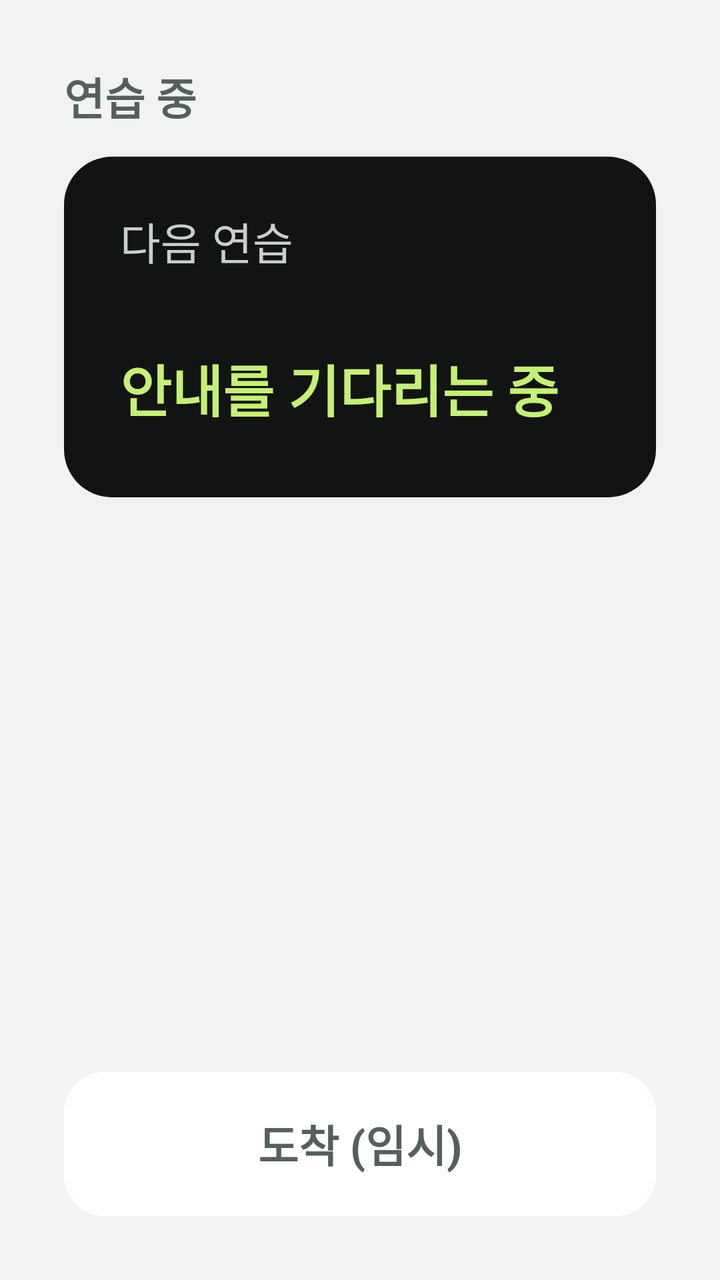
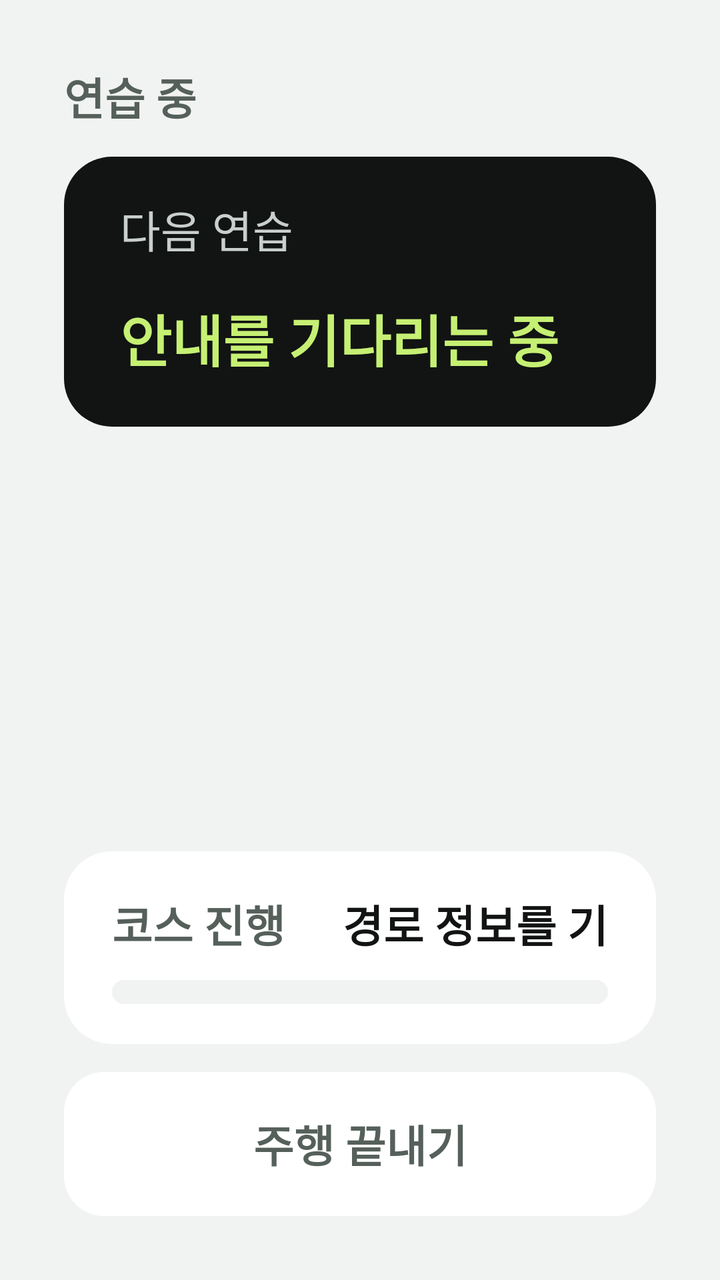

An Android layout rendered at two revisions. The XML below is the earlier revision; the diff shows what the commit changed to produce the second picture.
<!-- AndroidManifest.xml: application theme Theme.Jeonunbochocar -->
<!-- res/layout/screen_drive.xml -->
<?xml version="1.0" encoding="utf-8"?>
<LinearLayout xmlns:android="http://schemas.android.com/apk/res/android"
    android:layout_width="match_parent"
    android:layout_height="match_parent"
    android:orientation="vertical"
    android:padding="32dp">

    <TextView
        android:id="@+id/driveCourse"
        style="@style/Jb.Label"
        android:text="연습 중" />

    
    <LinearLayout
        android:id="@+id/practiceFar"
        android:layout_width="match_parent"
        android:layout_height="wrap_content"
        android:layout_marginTop="14dp"
        android:background="@drawable/bg_block"
        android:backgroundTint="@color/jb_ink"
        android:orientation="vertical"
        android:paddingHorizontal="28dp"
        android:paddingVertical="26dp">

        <TextView
            android:layout_width="wrap_content"
            android:layout_height="wrap_content"
            android:text="다음 연습"
            android:textColor="@color/jb_on_ink_secondary"
            android:textSize="22sp" />

        <LinearLayout
            android:layout_width="match_parent"
            android:layout_height="wrap_content"
            android:layout_marginTop="6dp"
            android:orientation="horizontal">

            <TextView
                android:id="@+id/farTitle"
                android:layout_width="0dp"
                android:layout_height="wrap_content"
                android:layout_weight="1"
                android:text="안내를 기다리는 중"
                android:textColor="@color/jb_lime"
                android:textSize="28sp"
                android:textStyle="bold" />

            <TextView
                android:id="@+id/farDistance"
                android:layout_width="wrap_content"
                android:layout_height="wrap_content"
                android:layout_marginStart="16dp"
                android:textColor="@color/jb_on_ink"
                android:textSize="60sp"
                android:textStyle="bold" />
        </LinearLayout>
    </LinearLayout>

    
    <LinearLayout
        android:id="@+id/practiceCard"
        android:layout_width="match_parent"
        android:layout_height="wrap_content"
        android:background="@drawable/bg_block"
        android:backgroundTint="@color/jb_lime"
        android:orientation="vertical"
        android:padding="28dp"
        android:visibility="gone">

        <TextView
            android:id="@+id/nearCourse"
            style="@style/Jb.OnBlock" />

        <LinearLayout
            android:layout_width="wrap_content"
            android:layout_height="wrap_content"
            android:orientation="horizontal">

            <TextView
                android:id="@+id/nextDistance"
                style="@style/Jb.OnBlock"
                android:includeFontPadding="false"
                android:letterSpacing="-0.06"
                android:textSize="200sp" />

            <TextView
                android:id="@+id/nextUnit"
                style="@style/Jb.OnBlock"
                android:layout_marginStart="8dp"
                android:textSize="64sp" />
        </LinearLayout>

        <TextView
            android:id="@+id/nextPoint"
            style="@style/Jb.OnBlock"
            android:layout_marginBottom="12dp"
            android:textSize="60sp" />

        <LinearLayout
            android:id="@+id/coachRows"
            android:layout_width="match_parent"
            android:layout_height="wrap_content"
            android:orientation="vertical" />
    </LinearLayout>

    <Space style="@style/Jb.Fill" />

    <LinearLayout
        android:id="@+id/lanePrepCard"
        android:layout_width="match_parent"
        android:layout_height="wrap_content"
        android:layout_marginTop="14dp"
        android:background="@drawable/bg_block"
        android:backgroundTint="@color/jb_sky"
        android:orientation="vertical"
        android:paddingHorizontal="28dp"
        android:paddingVertical="24dp"
        android:visibility="gone">

        <TextView
            style="@style/Jb.OnBlock"
            android:text="차선 준비" />

        <TextView
            android:id="@+id/lanePrepTurn"
            style="@style/Jb.OnBlock"
            android:layout_marginTop="6dp"
            android:textSize="36sp" />

        <TextView
            android:id="@+id/lanePrepAdvice"
            style="@style/Jb.OnBlock"
            android:textSize="24sp" />
    </LinearLayout>

    <Button
        android:id="@+id/btnArrive"
        android:layout_width="match_parent"
        android:layout_height="72dp"
        android:layout_marginTop="14dp"
        android:text="도착 (임시)"
        android:textColor="@color/jb_text_secondary" />
</LinearLayout>
<!-- resources referenced by this layout -->
<resources>
  <color name="jb_ink">#111413</color>
  <color name="jb_lime">#C6F073</color>
  <color name="jb_on_ink">#F1F3F2</color>
  <color name="jb_on_ink_secondary">#C9CFCC</color>
  <color name="jb_sky">#A2E6FF</color>
  <color name="jb_text_secondary">#56605B</color>
  <!-- drawable bg_block (drawable) -->
  <?xml version="1.0" encoding="utf-8"?>
  <shape xmlns:android="http://schemas.android.com/apk/res/android">
      <solid android:color="@color/white" />
      <corners android:radius="24dp" />
  </shape>
  <style name="Jb.Fill" parent="">
          <item name="android:layout_width">match_parent</item>
          <item name="android:layout_height">0dp</item>
          <item name="android:layout_weight">1</item>
      </style>
  <style name="Jb.Label" parent="">
          <item name="android:layout_width">wrap_content</item>
          <item name="android:layout_height">wrap_content</item>
          <item name="android:textColor">@color/jb_text_secondary</item>
          <item name="android:textSize">22sp</item>
          <item name="android:textStyle">bold</item>
      </style>
  <style name="Jb.OnBlock" parent="">
          <item name="android:layout_width">wrap_content</item>
          <item name="android:layout_height">wrap_content</item>
          <item name="android:textColor">@color/jb_on_block</item>
          <item name="android:textSize">22sp</item>
          <item name="android:textStyle">bold</item>
      </style>
  <style name="Theme.Jeonunbochocar" parent="Theme.MaterialComponents.DayNight.NoActionBar">
          <item name="colorPrimary">@color/jb_primary</item>
          <item name="colorPrimaryVariant">@color/jb_primary</item>
          <item name="colorOnPrimary">@color/jb_on_primary</item>
          <item name="colorSecondary">@color/jb_primary</item>
          <item name="colorOnSecondary">@color/jb_on_primary</item>
          <item name="android:textColorPrimary">@color/jb_text</item>
          <item name="android:textColorSecondary">@color/jb_text_secondary</item>
          <item name="android:windowBackground">@color/jb_background</item>
          <item name="android:statusBarColor">@color/jb_background</item>
          <item name="android:windowLightStatusBar">@bool/jb_light_bars</item>
          <item name="android:textViewStyle">@style/Jb.Text</item>
          <item name="materialButtonStyle">@style/Jb.Button</item>
      </style>
  <color name="white">#FFFFFFFF</color>
  <color name="jb_on_block">#111413</color>
  <color name="jb_primary">#111413</color>
  <color name="jb_on_primary">#F1F3F2</color>
  <color name="jb_text">#111413</color>
  <color name="jb_background">#F1F3F2</color>
  <style name="Jb.Text" parent="Widget.AppCompat.TextView">
          <item name="android:textColor">@color/jb_text</item>
      </style>
  <style name="Jb.Button" parent="Widget.MaterialComponents.Button.UnelevatedButton">
          <item name="backgroundTint">@color/jb_surface</item>
          <item name="android:textColor">@color/jb_text</item>
          <item name="android:textSize">22sp</item>
          <item name="android:textStyle">bold</item>
          <item name="android:textAllCaps">false</item>
          <item name="android:letterSpacing">0</item>
          <item name="cornerRadius">20dp</item>
          <item name="android:insetTop">0dp</item>
          <item name="android:insetBottom">0dp</item>
      </style>
  <color name="jb_surface">#FFFFFF</color>
</resources>

<!-- the commit's change to res/layout/screen_drive.xml (unified diff, before → after) -->
@@ -1,5 +1,6 @@
 <?xml version="1.0" encoding="utf-8"?>
 <LinearLayout xmlns:android="http://schemas.android.com/apk/res/android"
+    xmlns:app="http://schemas.android.com/apk/res-auto"
     android:layout_width="match_parent"
     android:layout_height="match_parent"
     android:orientation="vertical"
@@ -8,129 +9,222 @@
     <TextView
         android:id="@+id/driveCourse"
         style="@style/Jb.Label"
+        android:maxLines="1"
+        android:ellipsize="end"
         android:text="연습 중" />
+
+    <ScrollView
+        android:layout_width="match_parent"
+        android:layout_height="0dp"
+        android:layout_marginTop="14dp"
+        android:layout_weight="1">
+
+        <LinearLayout
+            android:layout_width="match_parent"
+            android:layout_height="wrap_content"
+            android:orientation="vertical">
+
+            
+            <LinearLayout
+                android:id="@+id/nowCard"
+                android:layout_width="match_parent"
+                android:layout_height="wrap_content"
+                android:layout_marginBottom="14dp"
+                android:background="@drawable/bg_block"
+                android:backgroundTint="@color/jb_sky"
+                android:orientation="vertical"
+                android:paddingHorizontal="28dp"
+                android:paddingVertical="20dp"
+                android:visibility="gone">
+
+                <TextView
+                    style="@style/Jb.OnBlock"
+                    android:text="지금 할 일" />
+
+                <LinearLayout
+                    android:layout_width="wrap_content"
+                    android:layout_height="wrap_content"
+                    android:orientation="horizontal">
+
+                    <TextView
+                        android:id="@+id/nowDistance"
+                        style="@style/Jb.OnBlock"
+                        android:includeFontPadding="false"
+                        android:letterSpacing="-0.05"
+                        android:textSize="88sp" />
+
+                    <TextView
+                        android:id="@+id/nowUnit"
+                        style="@style/Jb.OnBlock"
+                        android:layout_marginStart="6dp"
+                        android:textSize="36sp" />
+                </LinearLayout>
+
+                <TextView
+                    android:id="@+id/nowTurn"
+                    style="@style/Jb.OnBlock"
+                    android:textSize="44sp" />
+
+                <TextView
+                    android:id="@+id/nowAdvice"
+                    style="@style/Jb.OnBlock"
+                    android:layout_width="match_parent"
+                    android:layout_marginTop="10dp"
+                    android:background="@drawable/bg_tag"
+                    android:gravity="center_vertical"
+                    android:minHeight="60dp"
+                    android:paddingHorizontal="20dp"
+                    android:paddingVertical="10dp"
+                    android:textSize="24sp" />
+            </LinearLayout>
+
+            
+            <LinearLayout
+                android:id="@+id/practiceFar"
+                android:layout_width="match_parent"
+                android:layout_height="wrap_content"
+                android:background="@drawable/bg_block"
+                android:backgroundTint="@color/jb_ink"
+                android:orientation="vertical"
+                android:paddingHorizontal="28dp"
+                android:paddingVertical="20dp">
+
+                <TextView
+                    android:layout_width="wrap_content"
+                    android:layout_height="wrap_content"
+                    android:text="다음 연습"
+                    android:textColor="@color/jb_on_ink_secondary"
+                    android:textSize="22sp" />
+
+                <LinearLayout
+                    android:layout_width="match_parent"
+                    android:layout_height="wrap_content"
+                    android:layout_marginTop="4dp"
+                    android:orientation="horizontal">
+
+                    <TextView
+                        android:id="@+id/farTitle"
+                        android:layout_width="0dp"
+                        android:layout_height="wrap_content"
+                        android:layout_weight="1"
+                        android:text="안내를 기다리는 중"
+                        android:textColor="@color/jb_lime"
+                        android:textSize="28sp"
+                        android:textStyle="bold" />
+
+                    <TextView
+                        android:id="@+id/farDistance"
+                        android:layout_width="wrap_content"
+                        android:layout_height="wrap_content"
+                        android:layout_marginStart="16dp"
+                        android:textColor="@color/jb_on_ink"
+                        android:textSize="44sp"
+                        android:textStyle="bold" />
+                </LinearLayout>
+
+                <TextView
+                    android:id="@+id/farHint"
+                    android:layout_width="wrap_content"
+                    android:layout_height="wrap_content"
+                    android:layout_marginTop="4dp"
+                    android:text="가까워지면 할 일을 알려줘요"
+                    android:textColor="@color/jb_on_ink_secondary"
+                    android:textSize="22sp"
+                    android:visibility="gone" />
+            </LinearLayout>
+
+            
+            <LinearLayout
+                android:id="@+id/practiceCard"
+                android:layout_width="match_parent"
+                android:layout_height="wrap_content"
+                android:background="@drawable/bg_block"
+                android:backgroundTint="@color/jb_lime"
+                android:orientation="vertical"
+                android:padding="28dp"
+                android:visibility="gone">
+
+                <TextView
+                    style="@style/Jb.OnBlock"
+                    android:text="지금 할 일 · 연습 상황" />
+
+                <LinearLayout
+                    android:layout_width="wrap_content"
+                    android:layout_height="wrap_content"
+                    android:orientation="horizontal">
+
+                    <TextView
+                        android:id="@+id/nextDistance"
+                        style="@style/Jb.OnBlock"
+                        android:includeFontPadding="false"
+                        android:letterSpacing="-0.06"
+                        android:textSize="128sp" />
+
+                    <TextView
+                        android:id="@+id/nextUnit"
+                        style="@style/Jb.OnBlock"
+                        android:layout_marginStart="8dp"
+                        android:textSize="48sp" />
+                </LinearLayout>
+
+                <TextView
+                    android:id="@+id/nextPoint"
+                    style="@style/Jb.OnBlock"
+                    android:layout_marginBottom="12dp"
+                    android:textSize="56sp" />
+
+                <LinearLayout
+                    android:id="@+id/coachRows"
+                    android:layout_width="match_parent"
+                    android:layout_height="wrap_content"
+                    android:orientation="vertical" />
+            </LinearLayout>
+        </LinearLayout>
+    </ScrollView>
 
     
     <LinearLayout
-        android:id="@+id/practiceFar"
         android:layout_width="match_parent"
         android:layout_height="wrap_content"
         android:layout_marginTop="14dp"
         android:background="@drawable/bg_block"
-        android:backgroundTint="@color/jb_ink"
+        android:backgroundTint="@color/jb_surface"
         android:orientation="vertical"
-        android:paddingHorizontal="28dp"
-        android:paddingVertical="26dp">
-
-        <TextView
-            android:layout_width="wrap_content"
-            android:layout_height="wrap_content"
-            android:text="다음 연습"
-            android:textColor="@color/jb_on_ink_secondary"
-            android:textSize="22sp" />
+        android:paddingHorizontal="24dp"
+        android:paddingVertical="20dp">
 
         <LinearLayout
             android:layout_width="match_parent"
             android:layout_height="wrap_content"
-            android:layout_marginTop="6dp"
             android:orientation="horizontal">
 
             <TextView
-                android:id="@+id/farTitle"
+                style="@style/Jb.Label"
+                android:text="코스 진행" />
+
+            <TextView
+                android:id="@+id/progressText"
                 android:layout_width="0dp"
                 android:layout_height="wrap_content"
+                android:layout_marginStart="16dp"
                 android:layout_weight="1"
-                android:text="안내를 기다리는 중"
-                android:textColor="@color/jb_lime"
-                android:textSize="28sp"
-                android:textStyle="bold" />
-
-            <TextView
-                android:id="@+id/farDistance"
-                android:layout_width="wrap_content"
-                android:layout_height="wrap_content"
-                android:layout_marginStart="16dp"
-                android:textColor="@color/jb_on_ink"
-                android:textSize="60sp"
+                android:gravity="end"
+                android:maxLines="1"
+                android:text="경로 정보를 기다리는 중"
+                android:textSize="22sp"
                 android:textStyle="bold" />
         </LinearLayout>
-    </LinearLayout>
-
-    
-    <LinearLayout
-        android:id="@+id/practiceCard"
-        android:layout_width="match_parent"
-        android:layout_height="wrap_content"
-        android:background="@drawable/bg_block"
-        android:backgroundTint="@color/jb_lime"
-        android:orientation="vertical"
-        android:padding="28dp"
-        android:visibility="gone">
-
-        <TextView
-            android:id="@+id/nearCourse"
-            style="@style/Jb.OnBlock" />
-
-        <LinearLayout
-            android:layout_width="wrap_content"
-            android:layout_height="wrap_content"
-            android:orientation="horizontal">
-
-            <TextView
-                android:id="@+id/nextDistance"
-                style="@style/Jb.OnBlock"
-                android:includeFontPadding="false"
-                android:letterSpacing="-0.06"
-                android:textSize="200sp" />
-
-            <TextView
-                android:id="@+id/nextUnit"
-                style="@style/Jb.OnBlock"
-                android:layout_marginStart="8dp"
-                android:textSize="64sp" />
-        </LinearLayout>
-
-        <TextView
-            android:id="@+id/nextPoint"
-            style="@style/Jb.OnBlock"
-            android:layout_marginBottom="12dp"
-            android:textSize="60sp" />
-
-        <LinearLayout
-            android:id="@+id/coachRows"
+
+        <com.google.android.material.progressindicator.LinearProgressIndicator
+            android:id="@+id/courseProgress"
             android:layout_width="match_parent"
             android:layout_height="wrap_content"
-            android:orientation="vertical" />
-    </LinearLayout>
-
-    <Space style="@style/Jb.Fill" />
-
-    <LinearLayout
-        android:id="@+id/lanePrepCard"
-        android:layout_width="match_parent"
-        android:layout_height="wrap_content"
-        android:layout_marginTop="14dp"
-        android:background="@drawable/bg_block"
-        android:backgroundTint="@color/jb_sky"
-        android:orientation="vertical"
-        android:paddingHorizontal="28dp"
-        android:paddingVertical="24dp"
-        android:visibility="gone">
-
-        <TextView
-            style="@style/Jb.OnBlock"
-            android:text="차선 준비" />
-
-        <TextView
-            android:id="@+id/lanePrepTurn"
-            style="@style/Jb.OnBlock"
-            android:layout_marginTop="6dp"
-            android:textSize="36sp" />
-
-        <TextView
-            android:id="@+id/lanePrepAdvice"
-            style="@style/Jb.OnBlock"
-            android:textSize="24sp" />
+            android:layout_marginTop="12dp"
+            android:max="100"
+            app:indicatorColor="@color/jb_primary"
+            app:trackColor="@color/jb_background"
+            app:trackCornerRadius="6dp"
+            app:trackThickness="12dp" />
     </LinearLayout>
 
     <Button
@@ -138,6 +232,6 @@
         android:layout_width="match_parent"
         android:layout_height="72dp"
         android:layout_marginTop="14dp"
-        android:text="도착 (임시)"
+        android:text="주행 끝내기"
         android:textColor="@color/jb_text_secondary" />
 </LinearLayout>
<!-- resource entries referenced after the edit -->
@@ -12,11 +12,12 @@
       <solid android:color="@color/white" />
       <corners android:radius="24dp" />
   </shape>
-  <style name="Jb.Fill" parent="">
-          <item name="android:layout_width">match_parent</item>
-          <item name="android:layout_height">0dp</item>
-          <item name="android:layout_weight">1</item>
-      </style>
+  <!-- drawable bg_tag (drawable) -->
+  <?xml version="1.0" encoding="utf-8"?>
+  <shape xmlns:android="http://schemas.android.com/apk/res/android">
+      <solid android:color="@color/white" />
+      <corners android:radius="14dp" />
+  </shape>
   <style name="Jb.Label" parent="">
           <item name="android:layout_width">wrap_content</item>
           <item name="android:layout_height">wrap_content</item>
